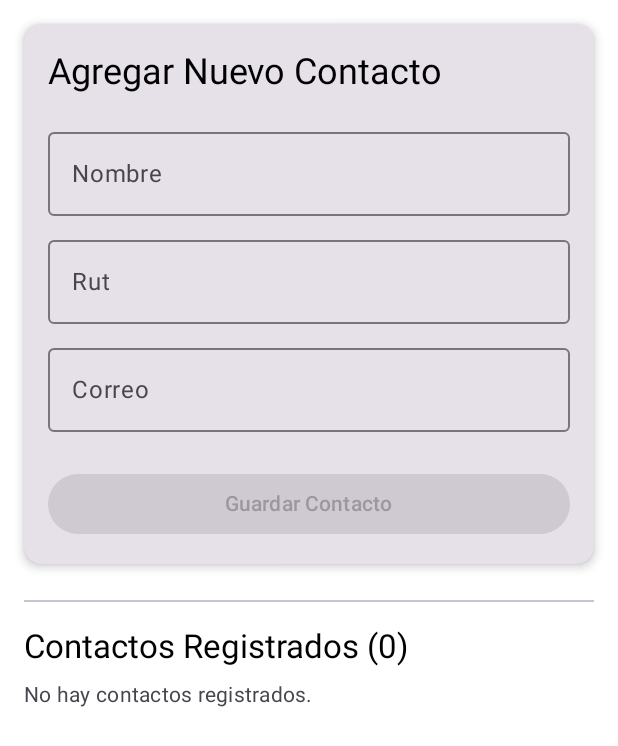
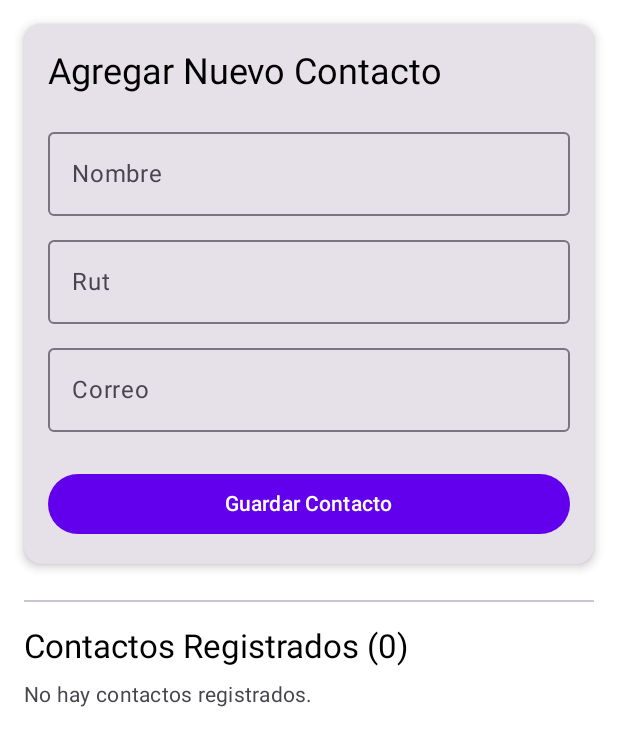
Before and after one commit to Felfarias12/ZapPay, an Android app built with Jetpack Compose: the ContactosScreen screen opened through its navigation route, on a phone screen of 412 x 824 dp. Shown: the top 746 px of the screen. Run offline under Robolectric (Android 15) with nearby library versions, the phone set to English and light mode, and no system bars.

Commit message:
creacion de validacion en agregar contacto

```diff
--- a/app/src/main/java/com/example/zappay/ui/ContactoScreen.kt
+++ b/app/src/main/java/com/example/zappay/ui/ContactoScreen.kt
@@ -15,15 +15,18 @@ import androidx.compose.ui.unit.dp
 import androidx.lifecycle.viewmodel.compose.viewModel
 import androidx.navigation.NavController
 import com.example.zappay.model.Contacto
+import com.example.zappay.viewmodel.ContactoFormViewModel
 import com.example.zappay.viewmodel.ContactosViewModel
+
+
 
 @Composable
 fun ContactosScreen(navController: NavController,
-    viewModel: ContactosViewModel = viewModel()
+    viewModel: ContactosViewModel = viewModel(),
+    formViewModel: ContactoFormViewModel = viewModel()
 ) {
-    var nombre by remember { mutableStateOf("") }
-    var rut by remember { mutableStateOf("") }
-    var correo by remember { mutableStateOf("") }
+
+
     val contactos = viewModel.contactos
 
     Column(
@@ -44,26 +47,53 @@ fun ContactosScreen(navController: NavController,
                     modifier = Modifier.padding(bottom = 16.dp)
                 )
 
-                OutlinedTextField(value = nombre, onValueChange = { nombre = it }, label = { Text("Nombre") }, modifier = Modifier.fillMaxWidth())
+                OutlinedTextField(
+                    value = formViewModel.nombre,
+                    onValueChange = { formViewModel.nombre = it },
+                    label = { Text("Nombre") },
+                    modifier = Modifier.fillMaxWidth()
+                )
+                if (formViewModel.errorNombre.isNotEmpty()) {
+                    Text(formViewModel.errorNombre, color = MaterialTheme.colorScheme.error)
+                }
                 Spacer(modifier = Modifier.height(8.dp))
-                OutlinedTextField(value = rut, onValueChange = { rut = it }, label = { Text("Rut") }, modifier = Modifier.fillMaxWidth())
+                OutlinedTextField(
+                    value = formViewModel.rut,
+                    onValueChange = { formViewModel.rut = it },
+                    label = { Text("Rut") },
+                    modifier = Modifier.fillMaxWidth()
+                )
+                if (formViewModel.errorRut.isNotEmpty()) {
+                    Text(formViewModel.errorRut, color = MaterialTheme.colorScheme.error)
+                }
                 Spacer(modifier = Modifier.height(8.dp))
-                OutlinedTextField(value = correo, onValueChange = { correo = it }, label = { Text("Correo") }, modifier = Modifier.fillMaxWidth())
+                OutlinedTextField(
+                    value = formViewModel.correo,
+                    onValueChange = { formViewModel.correo = it },
+                    label = { Text("Correo") },
+                    modifier = Modifier.fillMaxWidth()
+                )
+                if (formViewModel.errorCorreo.isNotEmpty()) {
+                    Text(formViewModel.errorCorreo, color = MaterialTheme.colorScheme.error)
+                }
                 Spacer(modifier = Modifier.height(8.dp))
 
                 Button(
                     onClick = {
-                        if (nombre.isNotBlank() && rut.isNotBlank() && correo.isNotBlank()) {
-                            viewModel.addContacto(nombre, rut, correo)
-                            nombre = ""
-                            rut = ""
-                            correo = ""
+                        if (formViewModel.ValidarContacto()) {
+                            viewModel.addContacto(
+                                formViewModel.nombre,
+                                formViewModel.rut,
+                                formViewModel.correo
+                            )
+                            formViewModel.nombre = ""
+                            formViewModel.rut = ""
+                            formViewModel.correo = ""
                         }
                     },
                     modifier = Modifier
                         .padding(top = 16.dp)
-                        .fillMaxWidth(),
-                    enabled = nombre.isNotBlank() && rut.isNotBlank() && correo.isNotBlank()
+                        .fillMaxWidth()
                 ) {
                     Text("Guardar Contacto")
                 }
--- a/app/src/main/java/com/example/zappay/ui/screens/InicioScreen.kt
+++ b/app/src/main/java/com/example/zappay/ui/screens/InicioScreen.kt
@@ -45,7 +45,7 @@ fun InicioScreen(navController: NavController) {
             color = MaterialTheme.colorScheme.onSurfaceVariant
         )
     }
-        Spacer(modifier = Modifier.height(48.dp))
+        Spacer(modifier = Modifier.height(40.dp))
         Column(
             modifier = Modifier
                 .fillMaxSize()
```
Also changed, not shown: app/src/main/java/com/example/zappay/viewmodel/ContactoFormViewModel.kt (added, +58 -0 lines).
